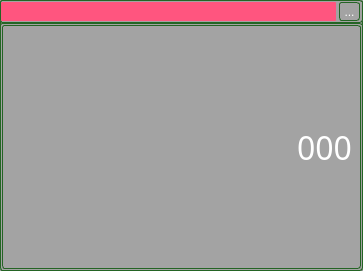
Above: channelwidget.ui from byteman/bullet before the change. Below: the same form after it.
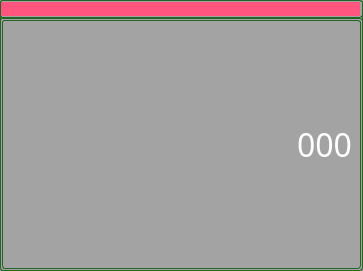
That is the form after the change. Icons and pictures are not drawn.

Patch:
```diff
--- a/channelwidget.ui
+++ b/channelwidget.ui
@@ -77,23 +77,6 @@
         </property>
        </widget>
       </item>
-      <item>
-       <widget class="QToolButton" name="tbtSet">
-        <property name="text">
-         <string>...</string>
-        </property>
-        <property name="icon">
-         <iconset resource="img.qrc">
-          <normaloff>:/image/main_config.png</normaloff>:/image/main_config.png</iconset>
-        </property>
-        <property name="iconSize">
-         <size>
-          <width>36</width>
-          <height>36</height>
-         </size>
-        </property>
-       </widget>
-      </item>
      </layout>
     </widget>
    </item>
```
Left out of the diff: 4 changed lines with no effect on the pictures.
